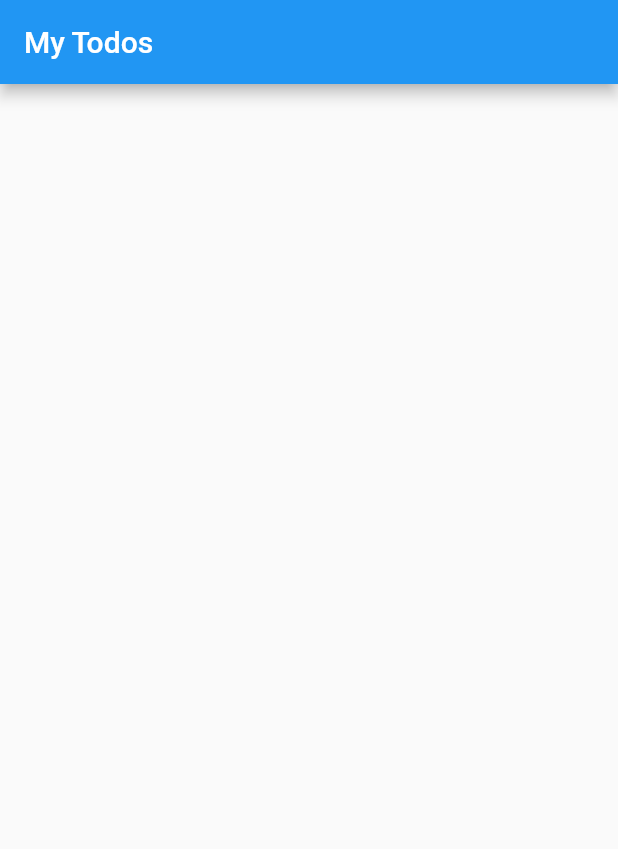
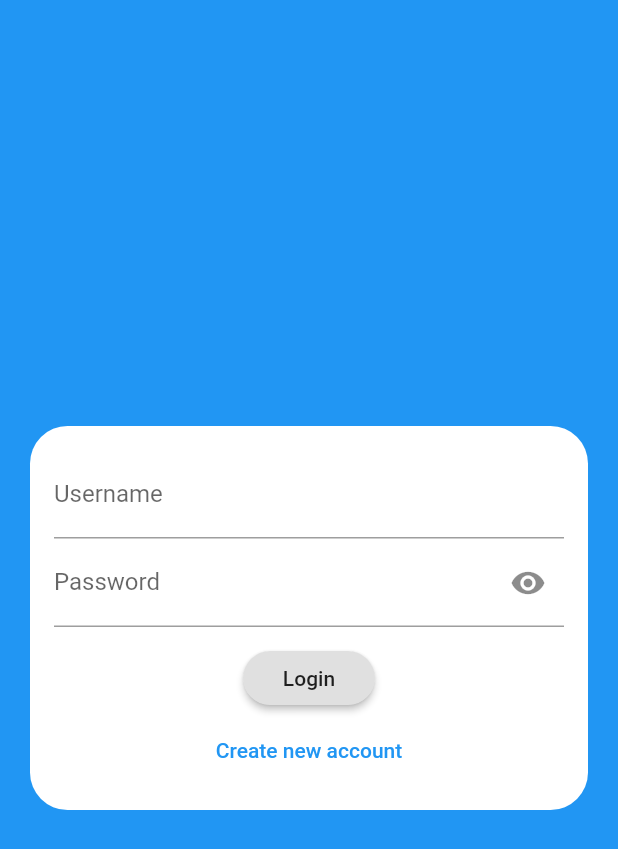
Before and after one commit to cybersaksham/TODO-App, a Flutter app: the screen it shows after launch, on a phone screen of 412 x 824 dp. Shown: the top 849 px of the screen. Run offline on Flutter 3.47's test engine with Material 2 defaults, Android fonts, the phone set to English and light mode, and no system bars; our stand-ins replace cloud_firestore, firebase_auth, string_validator; accounts and stored records are empty.

Commit message:
authentication added

```diff
--- /dev/null
+++ b/lib/Models/routes.dart
@@ -0,0 +1,4 @@
+class Routes {
+  static const String home_screen = "/home";
+  static const String auth_screen = "/auth";
+}
--- /dev/null
+++ b/lib/Screens/Authentication/auth_form.dart
@@ -0,0 +1,148 @@
+import 'package:flutter/material.dart';
+import 'package:string_validator/string_validator.dart';
+
+import '../../Models/loader.dart';
+
+class AuthForm extends StatefulWidget {
+  final bool isLoading;
+  final void Function(
+    String,
+    String,
+    String,
+    bool,
+    BuildContext,
+  ) authenticate;
+
+  AuthForm(this.isLoading, this.authenticate);
+
+  @override
+  _AuthFormState createState() => _AuthFormState();
+}
+
+class _AuthFormState extends State<AuthForm> {
+  final _formKey = GlobalKey<FormState>();
+  bool _isLogin = true;
+  bool _isObscure = true;
+
+  String _name = "";
+  String _userName = "";
+  String _password = "";
+
+  String _validateName(String val) {
+    if (val.isEmpty) {
+      return "This field is required.";
+    } else if (val.length <= 4) {
+      return "Name must be atleast 5 characters long.";
+    } else {
+      List<String> nameList = val.split(" ");
+      String msg;
+      nameList.forEach((item) {
+        if (!isAlpha(item)) msg = "Name can contain letters only.";
+      });
+      return msg;
+    }
+  }
+
+  String _validatePassword(String val) {
+    if (val.isEmpty) {
+      return "This field is required.";
+    } else if (val.length <= 7) {
+      return "Password must be atleast 8 characters long.";
+    }
+    return null;
+  }
+
+  String _validateUsername(String val) {
+    if (val.isEmpty) {
+      return "This field is required.";
+    } else if (val.length <= 4) {
+      return "Username must be atleast 5 characters long.";
+    } else if (!isAlphanumeric(val)) {
+      return "Username can contain letters and numbers only.";
+    }
+    return null;
+  }
+
+  void _submitForm() {
+    if (_formKey.currentState.validate()) {
+      _formKey.currentState.save();
+      widget.authenticate(
+        _name.trim(),
+        _userName.trim(),
+        _password.trim(),
+        _isLogin,
+        context,
+      );
+    }
+  }
+
+  @override
+  Widget build(BuildContext context) {
+    return Form(
+      key: _formKey,
+      child: Column(
+        mainAxisSize: MainAxisSize.min,
+        children: <Widget>[
+          if (!_isLogin)
+            TextFormField(
+              key: ValueKey("Name"),
+              decoration: InputDecoration(labelText: "Name"),
+              validator: (val) => _validateName(val),
+              textCapitalization: TextCapitalization.words,
+              onSaved: (val) => _name = val,
+            ),
+          TextFormField(
+            key: ValueKey("Username"),
+            decoration: InputDecoration(labelText: "Username"),
+            validator: (val) => _validateUsername(val),
+            onSaved: (val) => _userName = val,
+          ),
+          TextFormField(
+            key: ValueKey("Password"),
+            decoration: InputDecoration(
+                labelText: "Password",
+                suffixIcon: IconButton(
+                  icon: Icon(
+                    _isObscure ? Icons.visibility : Icons.visibility_off,
+                  ),
+                  onPressed: () {
+                    setState(() {
+                      _isObscure = !_isObscure;
+                    });
+                  },
+                )),
+            validator: (val) => _validatePassword(val),
+            obscureText: _isObscure,
+            onSaved: (val) => _password = val,
+          ),
+          SizedBox(height: 10),
+          if (widget.isLoading)
+            Container(
+              height: 95,
+              child: Loader(),
+            ),
+          if (!widget.isLoading) ...[
+            RaisedButton(
+              child: Text(_isLogin ? "Login" : "Create"),
+              shape: RoundedRectangleBorder(
+                borderRadius: BorderRadius.circular(20),
+              ),
+              onPressed: _submitForm,
+            ),
+            FlatButton(
+              textColor: Theme.of(context).primaryColor,
+              child: Text(
+                _isLogin ? "Create new account" : "Already have an account",
+              ),
+              onPressed: () {
+                setState(() {
+                  _isLogin = !_isLogin;
+                });
+              },
+            )
+          ]
+        ],
+      ),
+    );
+  }
+}
--- /dev/null
+++ b/lib/Screens/Authentication/auth_screen.dart
@@ -0,0 +1,108 @@
+import 'package:flutter/material.dart';
+import 'package:firebase_auth/firebase_auth.dart';
+import 'package:cloud_firestore/cloud_firestore.dart';
+import 'package:flutter/services.dart';
+
+import './auth_form.dart';
+
+import '../../Models/routes.dart';
+
+class AuthScreen extends StatefulWidget {
+  @override
+  _AuthScreenState createState() => _AuthScreenState();
+}
+
+class _AuthScreenState extends State<AuthScreen> {
+  final _auth = FirebaseAuth.instance;
+  bool _isLoading = false;
+
+  void _showError(BuildContext ctx, String msg) {
+    Scaffold.of(ctx).hideCurrentSnackBar();
+    if (msg != null)
+      Scaffold.of(ctx).showSnackBar(
+        SnackBar(
+          content: Text(msg),
+          backgroundColor: Theme.of(context).errorColor,
+        ),
+      );
+  }
+
+  Future<void> _submitAuthForm(
+    String name,
+    String username,
+    String password,
+    bool isLogin,
+    BuildContext ctx,
+  ) async {
+    setState(() {
+      _isLoading = true;
+    });
+
+    AuthResult authResult;
+    final email = '$username@app.com';
+
+    try {
+      if (isLogin) {
+        authResult = await _auth.signInWithEmailAndPassword(
+          email: email,
+          password: password,
+        );
+      } else {
+        authResult = await _auth.createUserWithEmailAndPassword(
+          email: email,
+          password: password,
+        );
+        await Firestore.instance
+            .collection('users')
+            .document(authResult.user.uid)
+            .collection('profile')
+            .add({
+          'name': name,
+          'username': username,
+        });
+      }
+      _showError(ctx, null);
+      Navigator.of(context).pushReplacementNamed(Routes.home_screen);
+    } on PlatformException catch (err) {
+      var msg = "An error occurred. Please check your credentials!";
+
+      if (err.message != null) {
+        msg = err.message;
+        if (err.code == "ERROR_EMAIL_ALREADY_IN_USE") {
+          msg = "This username is taken. Try another one.";
+        } else if (err.code == "ERROR_USER_NOT_FOUND") {
+          msg = "No user registered with this username. Click create new account for register.";
+        }
+      }
+      _showError(ctx, msg);
+    } catch (err) {
+      _showError(ctx, err);
+    }
+
+    setState(() {
+      _isLoading = false;
+    });
+  }
+
+  @override
+  Widget build(BuildContext context) {
+    return Scaffold(
+      backgroundColor: Theme.of(context).primaryColor,
+      body: Center(
+        child: Container(
+          decoration: BoxDecoration(
+            color: Colors.white,
+            borderRadius: BorderRadius.circular(25),
+          ),
+          margin: EdgeInsets.all(20),
+          child: SingleChildScrollView(
+            child: Padding(
+              padding: EdgeInsets.all(16),
+              child: AuthForm(_isLoading, _submitAuthForm),
+            ),
+          ),
+        ),
+      ),
+    );
+  }
+}
--- a/lib/main.dart
+++ b/lib/main.dart
@@ -1,7 +1,11 @@
 import 'package:flutter/material.dart';
 import 'package:flutter/services.dart';
+import 'package:firebase_auth/firebase_auth.dart';
 
 import './Screens/homescreen.dart';
+import './Screens/Authentication/auth_screen.dart';
+
+import './Models/routes.dart';
 
 void main() {
   runApp(MyApp());
@@ -20,7 +24,19 @@ class MyApp extends StatelessWidget {
       theme: ThemeData(
         primarySwatch: Colors.blue,
       ),
-      home: HomeScreen(),
+      home: StreamBuilder(
+        stream: FirebaseAuth.instance.onAuthStateChanged,
+        builder: (ctx, userSnap) {
+          if (userSnap.connectionState == ConnectionState.waiting)
+            return CircularProgressIndicator();
+          if (userSnap.hasData) return HomeScreen();
+          return AuthScreen();
+        },
+      ),
+      routes: {
+        Routes.home_screen: (ctx) => HomeScreen(),
+        Routes.auth_screen: (ctx) => AuthScreen(),
+      },
     );
   }
 }
--- a/pubspec.yaml
+++ b/pubspec.yaml
@@ -27,6 +27,7 @@ dependencies:
   firebase_auth: ^0.16.0
   cloud_firestore: ^0.13.5
   google_fonts: ^1.1.0
+  string_validator: ^0.3.0
 
 
   # The following adds the Cupertino Icons font to your application.
```
Also changed, not shown: lib/Models/loader.dart (added, +15 -0 lines), pubspec.lock, 1 other file.
